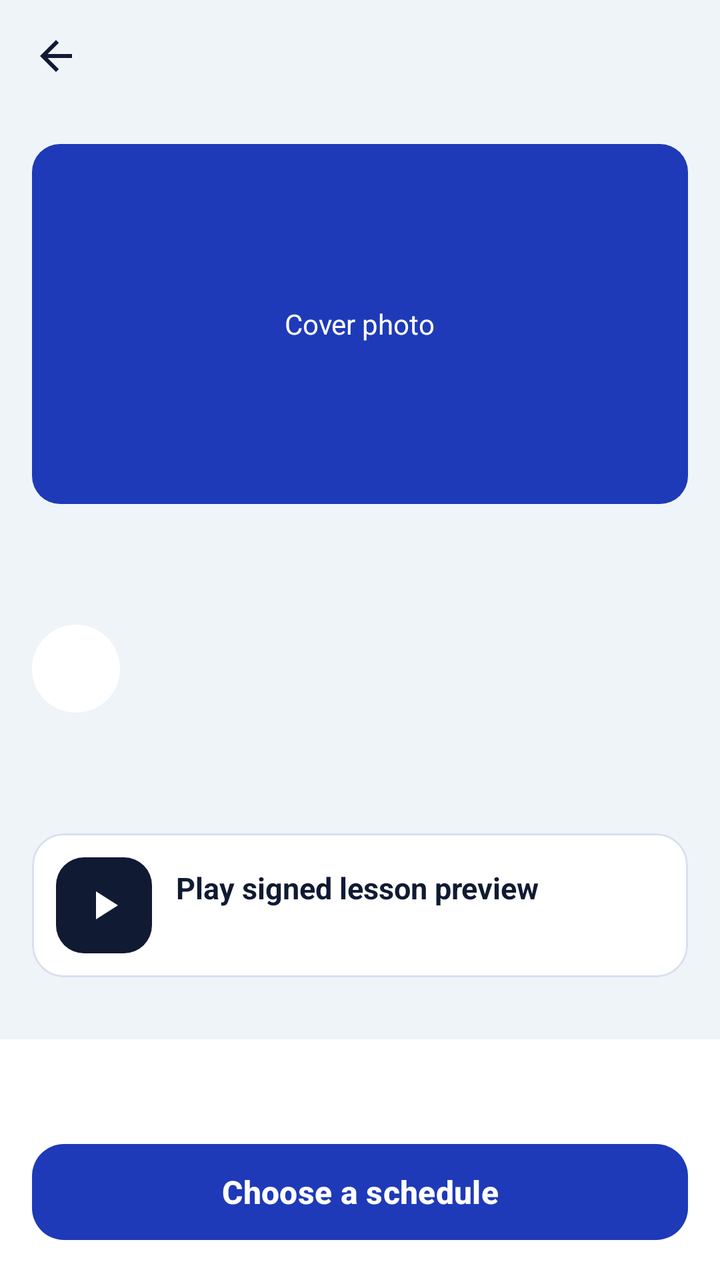
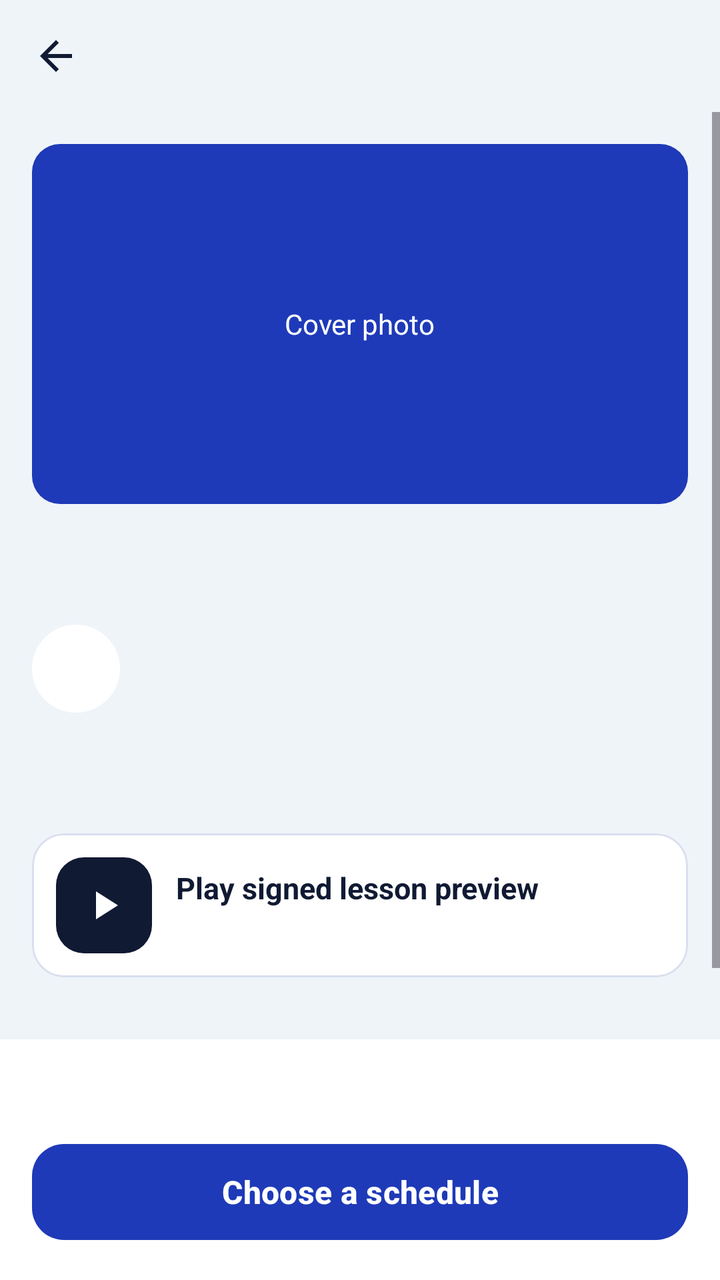

Screens rendered from an Android XML layout before and after an edit, with the pre-edit source and the edit as a unified diff.
<!-- AndroidManifest.xml: application theme Theme.Senyas -->
<!-- res/layout/fragment_lesson_detail.xml -->
<?xml version="1.0" encoding="utf-8"?>
<LinearLayout xmlns:android="http://schemas.android.com/apk/res/android"
    xmlns:app="http://schemas.android.com/apk/res-auto"
    android:layout_width="match_parent"
    android:layout_height="match_parent"
    android:orientation="vertical">

    <include layout="@layout/view_top_bar" />

    <ScrollView
        android:layout_width="match_parent"
        android:layout_height="0dp"
        android:layout_weight="1">

        <LinearLayout
            android:layout_width="match_parent"
            android:layout_height="wrap_content"
            android:orientation="vertical"
            android:padding="16dp">

            <FrameLayout
                android:layout_width="match_parent"
                android:layout_height="180dp"
                android:background="@drawable/bg_tile"
                android:backgroundTint="@color/senyas_blue"
                android:contentDescription="@string/lesson_cover_photo_placeholder">

                <TextView
                    android:layout_width="wrap_content"
                    android:layout_height="wrap_content"
                    android:layout_gravity="center"
                    android:text="@string/cover_photo"
                    android:textColor="@color/white"
                    android:textSize="14sp" />
            </FrameLayout>

            <TextView
                android:id="@+id/tv_title"
                android:layout_width="match_parent"
                android:layout_height="wrap_content"
                android:layout_marginTop="16dp"
                android:textColor="@color/text_primary"
                android:textSize="24sp"
                android:textStyle="bold" />

            <LinearLayout
                android:layout_width="match_parent"
                android:layout_height="wrap_content"
                android:layout_marginTop="12dp"
                android:gravity="center_vertical"
                android:orientation="horizontal">

                <FrameLayout
                    android:id="@+id/tile"
                    android:layout_width="44dp"
                    android:layout_height="44dp"
                    android:background="@drawable/bg_avatar">

                    <TextView
                        android:id="@+id/tv_initials"
                        android:layout_width="wrap_content"
                        android:layout_height="wrap_content"
                        android:layout_gravity="center"
                        android:textSize="15sp"
                        android:textStyle="bold" />
                </FrameLayout>

                <LinearLayout
                    android:layout_width="0dp"
                    android:layout_height="wrap_content"
                    android:layout_marginStart="12dp"
                    android:layout_weight="1"
                    android:orientation="vertical">

                    <TextView android:id="@+id/tv_tutor" android:layout_width="wrap_content" android:layout_height="wrap_content" android:textColor="@color/text_primary" android:textSize="15sp" android:textStyle="bold" />
                    <TextView android:id="@+id/tv_tutor_sub" android:layout_width="wrap_content" android:layout_height="wrap_content" android:textColor="@color/text_secondary" android:textSize="13sp" />
                </LinearLayout>
            </LinearLayout>

            <com.google.android.material.chip.ChipGroup
                android:id="@+id/tags"
                android:layout_width="match_parent"
                android:layout_height="wrap_content"
                android:layout_marginTop="12dp"
                app:chipSpacingHorizontal="8dp"
                app:chipSpacingVertical="6dp" />

            <TextView
                android:id="@+id/tv_desc"
                android:layout_width="match_parent"
                android:layout_height="wrap_content"
                android:layout_marginTop="12dp"
                android:textColor="@color/text_secondary"
                android:textSize="15sp" />

            <com.google.android.material.card.MaterialCardView
                android:id="@+id/card_preview"
                android:layout_width="match_parent"
                android:layout_height="wrap_content"
                android:layout_marginTop="16dp"
                android:clickable="true"
                android:focusable="true"
                app:cardBackgroundColor="@color/surface"
                app:cardCornerRadius="16dp"
                app:cardElevation="0dp"
                app:strokeColor="@color/card_stroke"
                app:strokeWidth="1dp">

                <LinearLayout
                    android:layout_width="match_parent"
                    android:layout_height="wrap_content"
                    android:gravity="center_vertical"
                    android:orientation="horizontal"
                    android:padding="12dp">

                    <FrameLayout
                        android:layout_width="48dp"
                        android:layout_height="48dp"
                        android:background="@drawable/bg_tile"
                        android:backgroundTint="@color/navy">

                        <ImageView
                            android:layout_width="24dp"
                            android:layout_height="24dp"
                            android:layout_gravity="center"
                            android:importantForAccessibility="no"
                            android:src="@drawable/ic_play"
                            app:tint="@color/white" />
                    </FrameLayout>

                    <LinearLayout
                        android:layout_width="wrap_content"
                        android:layout_height="wrap_content"
                        android:layout_marginStart="12dp"
                        android:orientation="vertical">

                        <TextView android:layout_width="wrap_content" android:layout_height="wrap_content" android:text="@string/play_signed_lesson_preview" android:textColor="@color/text_primary" android:textSize="15sp" android:textStyle="bold" />
                        <TextView android:id="@+id/tv_preview_len" android:layout_width="wrap_content" android:layout_height="wrap_content" android:textColor="@color/text_secondary" android:textSize="13sp" />
                    </LinearLayout>
                </LinearLayout>
            </com.google.android.material.card.MaterialCardView>
        </LinearLayout>
    </ScrollView>

    <LinearLayout style="@style/Senyas.ActionPanel">

        <LinearLayout style="@style/Senyas.ActionPanelInfo">

            <TextView
                android:id="@+id/tv_price"
                android:layout_width="match_parent"
                android:layout_height="wrap_content"
                android:textColor="@color/text_primary"
                android:textSize="15sp"
                android:textStyle="bold" />

            <TextView
                android:id="@+id/tv_unavailable"
                android:layout_width="match_parent"
                android:layout_height="wrap_content"
                android:layout_marginTop="4dp"
                android:textColor="@color/text_secondary"
                android:textSize="13sp"
                android:visibility="gone" />
        </LinearLayout>

        <com.google.android.material.button.MaterialButton
            android:id="@+id/btn_schedule"
            style="@style/Senyas.ActionPanelButton"
            android:text="@string/title_choose_schedule"
            android:textSize="16sp"
            android:textStyle="bold"
            app:cornerRadius="16dp" />
    </LinearLayout>
</LinearLayout>
<!-- res/layout/view_top_bar.xml (included above) -->
<?xml version="1.0" encoding="utf-8"?>
<LinearLayout xmlns:android="http://schemas.android.com/apk/res/android"
    android:layout_width="match_parent"
    android:layout_height="56dp"
    android:gravity="center_vertical"
    android:orientation="horizontal"
    android:paddingStart="4dp"
    android:paddingEnd="16dp">

    <ImageButton
        android:id="@+id/btn_back"
        android:layout_width="48dp"
        android:layout_height="48dp"
        android:background="?attr/selectableItemBackgroundBorderless"
        android:contentDescription="@string/back"
        android:src="@drawable/ic_back"
        android:tint="@color/text_primary" />

    <TextView
        android:id="@+id/tv_bar_title"
        android:layout_width="wrap_content"
        android:layout_height="wrap_content"
        android:layout_marginStart="4dp"
        android:textColor="@color/text_primary"
        android:textSize="20sp"
        android:textStyle="bold" />
</LinearLayout>
<!-- resources referenced by this layout -->
<resources>
  <color name="card_stroke">#D9DFEE</color>
  <color name="navy">#111A33</color>
  <color name="senyas_blue">#1E3AB8</color>
  <color name="surface">#FFFFFF</color>
  <color name="text_primary">#111A33</color>
  <color name="text_secondary">#4B5578</color>
  <color name="white">#FFFFFFFF</color>
  <!-- drawable bg_avatar (drawable) -->
  <?xml version="1.0" encoding="utf-8"?>
  <shape xmlns:android="http://schemas.android.com/apk/res/android" android:shape="oval">
      <solid android:color="@color/surface" />
      
  </shape>
  <!-- drawable bg_tile (drawable) -->
  <?xml version="1.0" encoding="utf-8"?>
  <shape xmlns:android="http://schemas.android.com/apk/res/android" android:shape="rectangle">
      <solid android:color="@color/surface" />
      <corners android:radius="14dp" />
  </shape>
  <!-- drawable ic_back (drawable) -->
  <?xml version="1.0" encoding="utf-8"?>
  <vector xmlns:android="http://schemas.android.com/apk/res/android"
      android:width="24dp" android:height="24dp"
      android:viewportWidth="24" android:viewportHeight="24"
      android:tint="?attr/colorControlNormal">
      <path android:fillColor="@android:color/white" android:pathData="M20,11H7.83l5.59,-5.59L12,4l-8,8 8,8 1.41,-1.41L7.83,13H20v-2z" />
  </vector>
  <!-- drawable ic_play (drawable) -->
  <?xml version="1.0" encoding="utf-8"?>
  <vector xmlns:android="http://schemas.android.com/apk/res/android"
      android:width="24dp" android:height="24dp"
      android:viewportWidth="24" android:viewportHeight="24"
      android:tint="?attr/colorControlNormal">
      <path android:fillColor="@android:color/white" android:pathData="M8,5v14l11,-7z" />
  </vector>
  <string name="back">Back</string>
  <string name="cover_photo">Cover photo</string>
  <string name="lesson_cover_photo_placeholder">Lesson cover photo placeholder</string>
  <string name="play_signed_lesson_preview">Play signed lesson preview</string>
  <string name="title_choose_schedule">Choose a schedule</string>
  <style name="Senyas.ActionPanel" parent="">
          <item name="android:layout_width">match_parent</item>
          <item name="android:layout_height">wrap_content</item>
          <item name="android:background">@color/surface</item>
          <item name="android:orientation">vertical</item>
          <item name="android:padding">16dp</item>
      </style>
  <style name="Senyas.ActionPanelButton" parent="">
          <item name="android:layout_width">match_parent</item>
          <item name="android:layout_height">56dp</item>
          <item name="android:layout_marginTop">12dp</item>
      </style>
  <style name="Senyas.ActionPanelInfo" parent="">
          <item name="android:layout_width">match_parent</item>
          <item name="android:layout_height">wrap_content</item>
          <item name="android:orientation">vertical</item>
      </style>
  <color name="blue_container">#DFE5FF</color>
  <color name="sun_yellow">#FFC22D</color>
  <color name="background">#EFF4F9</color>
  <color name="outline">#8A94B8</color>
  <color name="error">#B3261E</color>
  <style name="Widget.Senyas.TextField" parent="Widget.Material3.TextInputLayout.OutlinedBox">
          <item name="boxCornerRadiusTopStart">12dp</item>
          <item name="boxCornerRadiusTopEnd">12dp</item>
          <item name="boxCornerRadiusBottomStart">12dp</item>
          <item name="boxCornerRadiusBottomEnd">12dp</item>
          <item name="boxBackgroundColor">@color/surface</item>
      </style>
  <!-- unchanged entries left out for length: 1 -->
</resources>

<!-- the commit's change to res/layout/fragment_lesson_detail.xml (unified diff, before → after) -->
@@ -139,34 +139,49 @@
                     </LinearLayout>
                 </LinearLayout>
             </com.google.android.material.card.MaterialCardView>
+
+            <TextView
+                android:id="@+id/tv_report_tutor"
+                android:layout_width="wrap_content"
+                android:layout_height="wrap_content"
+                android:layout_gravity="center_horizontal"
+                android:layout_marginTop="20dp"
+                android:padding="8dp"
+                android:text="@string/report_this_tutor"
+                android:textColor="@color/text_secondary"
+                android:textSize="13sp" />
         </LinearLayout>
     </ScrollView>
 
-    <LinearLayout style="@style/Senyas.ActionPanel">
-
-        <LinearLayout style="@style/Senyas.ActionPanelInfo">
-
-            <TextView
-                android:id="@+id/tv_price"
-                android:layout_width="match_parent"
-                android:layout_height="wrap_content"
-                android:textColor="@color/text_primary"
-                android:textSize="15sp"
-                android:textStyle="bold" />
-
-            <TextView
-                android:id="@+id/tv_unavailable"
-                android:layout_width="match_parent"
-                android:layout_height="wrap_content"
-                android:layout_marginTop="4dp"
-                android:textColor="@color/text_secondary"
-                android:textSize="13sp"
-                android:visibility="gone" />
-        </LinearLayout>
+    <LinearLayout
+        android:layout_width="match_parent"
+        android:layout_height="wrap_content"
+        android:background="@color/surface"
+        android:orientation="vertical"
+        android:padding="16dp">
+
+        <TextView
+            android:id="@+id/tv_price"
+            android:layout_width="match_parent"
+            android:layout_height="wrap_content"
+            android:textColor="@color/text_primary"
+            android:textSize="15sp"
+            android:textStyle="bold" />
+
+        <TextView
+            android:id="@+id/tv_unavailable"
+            android:layout_width="match_parent"
+            android:layout_height="wrap_content"
+            android:layout_marginTop="4dp"
+            android:textColor="@color/text_secondary"
+            android:textSize="13sp"
+            android:visibility="gone" />
 
         <com.google.android.material.button.MaterialButton
             android:id="@+id/btn_schedule"
-            style="@style/Senyas.ActionPanelButton"
+            android:layout_width="match_parent"
+            android:layout_height="56dp"
+            android:layout_marginTop="12dp"
             android:text="@string/title_choose_schedule"
             android:textSize="16sp"
             android:textStyle="bold"
@@ -175,7 +190,7 @@
 </LinearLayout>
 <!-- res/layout/view_top_bar.xml (included above) -->
 <?xml version="1.0" encoding="utf-8"?>
-<LinearLayout xmlns:android="http://schemas.android.com/apk/res/android"
+<LinearLayout xmlns:android="http://schemas.android.com/apk/res/android" xmlns:app="http://schemas.android.com/apk/res-auto"
     android:layout_width="match_parent"
     android:layout_height="56dp"
     android:gravity="center_vertical"
@@ -190,7 +205,7 @@
         android:background="?attr/selectableItemBackgroundBorderless"
         android:contentDescription="@string/back"
         android:src="@drawable/ic_back"
-        android:tint="@color/text_primary" />
+        app:tint="@color/text_primary" />
 
     <TextView
         android:id="@+id/tv_bar_title"
<!-- resource entries referenced after the edit -->
@@ -39,24 +39,8 @@
   <string name="cover_photo">Cover photo</string>
   <string name="lesson_cover_photo_placeholder">Lesson cover photo placeholder</string>
   <string name="play_signed_lesson_preview">Play signed lesson preview</string>
+  <string name="report_this_tutor">Report this tutor</string>
   <string name="title_choose_schedule">Choose a schedule</string>
-  <style name="Senyas.ActionPanel" parent="">
-          <item name="android:layout_width">match_parent</item>
-          <item name="android:layout_height">wrap_content</item>
-          <item name="android:background">@color/surface</item>
-          <item name="android:orientation">vertical</item>
-          <item name="android:padding">16dp</item>
-      </style>
-  <style name="Senyas.ActionPanelButton" parent="">
-          <item name="android:layout_width">match_parent</item>
-          <item name="android:layout_height">56dp</item>
-          <item name="android:layout_marginTop">12dp</item>
-      </style>
-  <style name="Senyas.ActionPanelInfo" parent="">
-          <item name="android:layout_width">match_parent</item>
-          <item name="android:layout_height">wrap_content</item>
-          <item name="android:orientation">vertical</item>
-      </style>
   <color name="blue_container">#DFE5FF</color>
   <color name="sun_yellow">#FFC22D</color>
   <color name="background">#EFF4F9</color>
